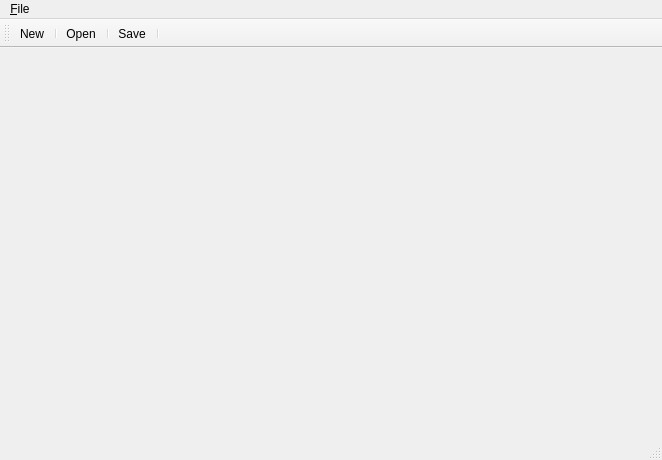
KDE/kreenshot-editor, file src/ui/MainWindow.ui: the form before one commit.
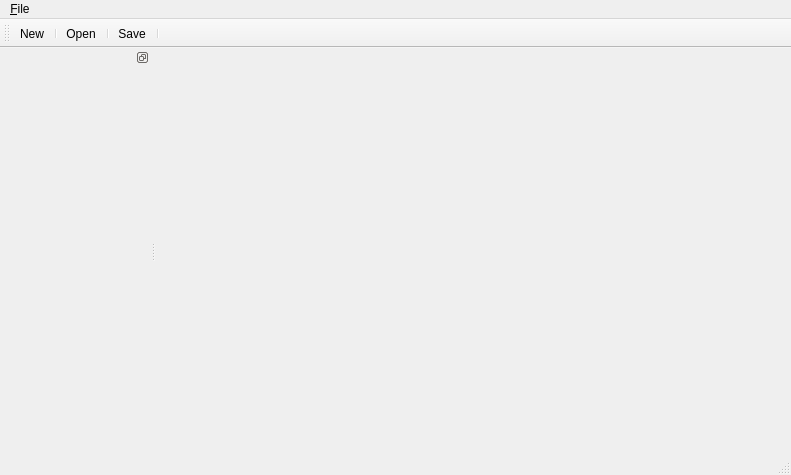
The form after the commit. Icons and pictures are not drawn.

```diff
--- a/src/ui/MainWindow.ui
+++ b/src/ui/MainWindow.ui
@@ -6,20 +6,26 @@
    <rect>
     <x>0</x>
     <y>0</y>
-    <width>662</width>
-    <height>460</height>
+    <width>791</width>
+    <height>475</height>
    </rect>
   </property>
   <property name="windowTitle">
    <string>kreenshot-editor</string>
   </property>
-  <widget class="QWidget" name="centralwidget"/>
+  <widget class="QWidget" name="centralwidget">
+   <layout class="QVBoxLayout" name="verticalLayout_2">
+    <item>
+     <layout class="QGridLayout" name="containerEditor"/>
+    </item>
+   </layout>
+  </widget>
   <widget class="QMenuBar" name="menubar">
    <property name="geometry">
     <rect>
      <x>0</x>
      <y>0</y>
-     <width>662</width>
+     <width>791</width>
      <height>19</height>
     </rect>
    </property>
@@ -56,6 +62,21 @@
    <addaction name="aSave"/>
    <addaction name="separator"/>
   </widget>
+  <widget class="QDockWidget" name="containerToolbox">
+   <property name="minimumSize">
+    <size>
+     <width>150</width>
+     <height>35</height>
+    </size>
+   </property>
+   <property name="features">
+    <set>QDockWidget::DockWidgetFloatable|QDockWidget::DockWidgetMovable</set>
+   </property>
+   <attribute name="dockWidgetArea">
+    <number>1</number>
+   </attribute>
+   <widget class="QWidget" name="dockWidgetContents"/>
+  </widget>
   <action name="aOpen">
    <property name="icon">
     <iconset theme="document-open">
```
